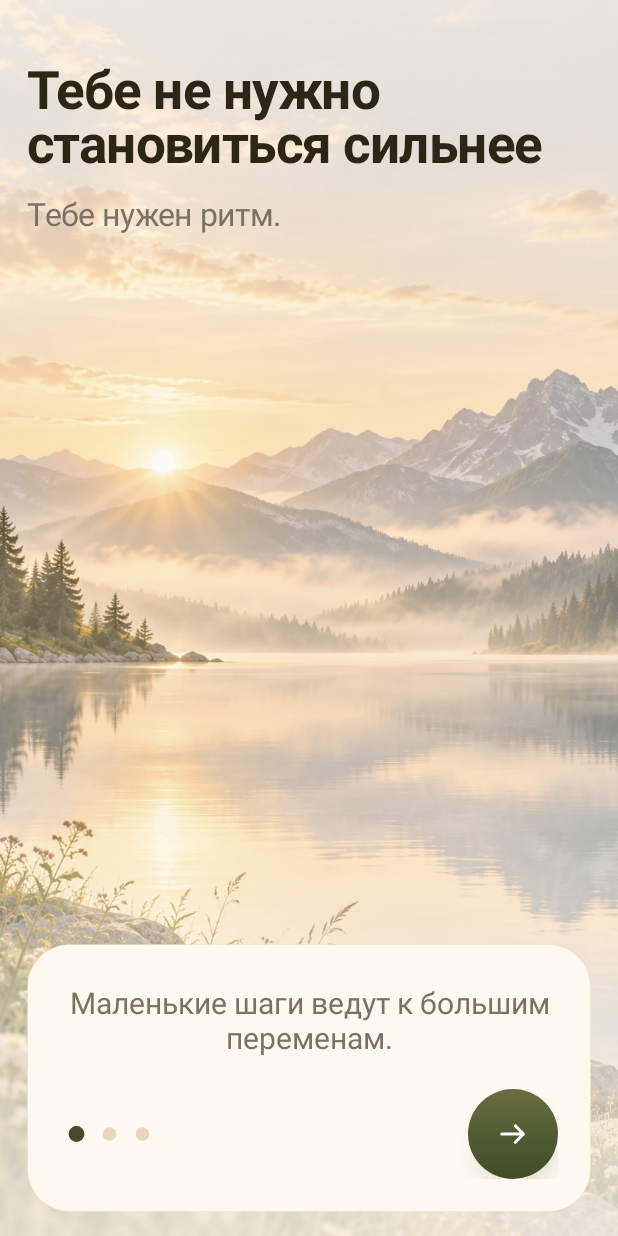
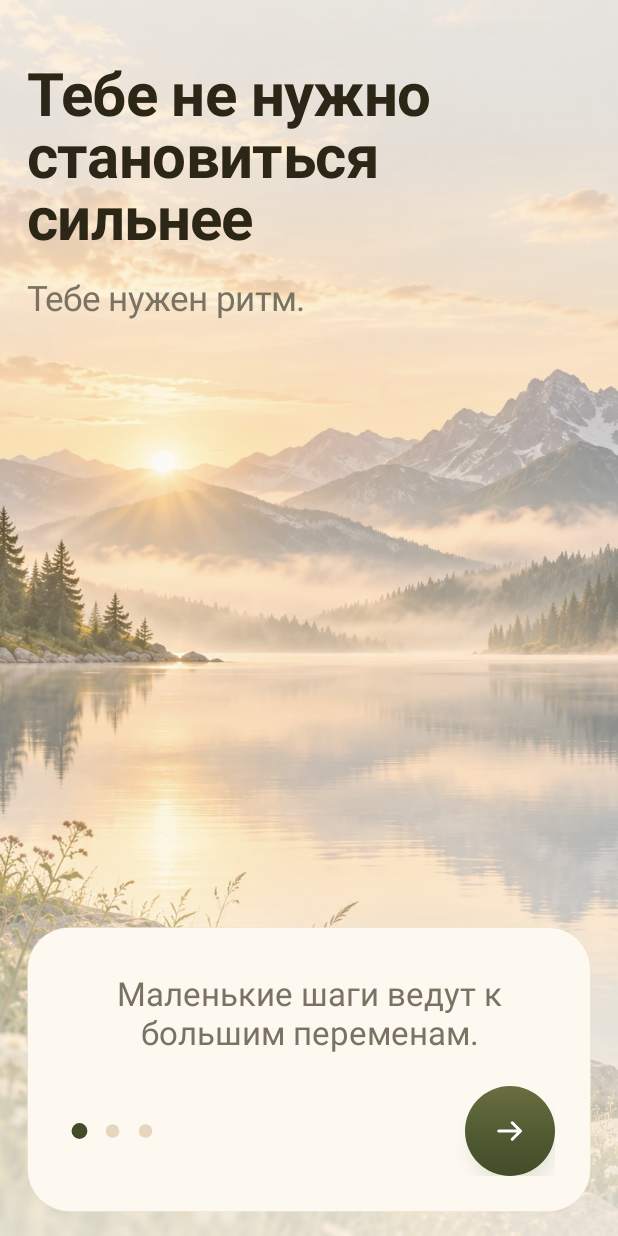
Before and after one commit to lezhik0036-sys/-, an Android app: the screen it shows after launch (MainActivity), after a tap on "Начать путь", on a phone screen of 412 x 824 dp. Run offline under Robolectric (Android 15) with nearby library versions, the phone set to English and light mode, and no system bars; Roboto replaces fonts that are not available here.

Commit message:
Nature v3: welcome icons, onboarding type, soft scroll edge
- Welcome: the icons keep their share of the circle at any scale, in
  moss; «Мой путь» stays on one line on a narrow phone.
- Onboarding: larger title, line and thought, closer to the references.
- Scrolling bodies fade out softly above the bottom action.

Co-Authored-By: Claude Opus 5.5 <noreply@anthropic.com>
Claude-Session: https://claude.ai/code/session_01T72ufKmLLCu9iTvJdNnnqH

```diff
--- a/app/src/main/kotlin/app/mama/ui/SetupScreens.kt
+++ b/app/src/main/kotlin/app/mama/ui/SetupScreens.kt
@@ -2,6 +2,7 @@ package app.mama.ui
 
 import android.graphics.Color
 import android.graphics.drawable.ColorDrawable
+import android.graphics.drawable.InsetDrawable
 import android.text.Editable
 import android.text.SpannableString
 import android.text.Spanned
@@ -216,9 +217,9 @@ internal fun MainActivity.welcomeScreen(): Pair<View, Boolean> {
         screen.place(FrameLayout(this).apply {
             background = d.oval(V2.SandLight)
             d.elevate(this, 1f)
-            val pad = d.dp(14)
-            setPadding(pad, pad, pad, pad)
-            addView(ImageView(this@welcomeScreen).apply { setImageDrawable(IconDrawable(icon, Color.rgb(0x62, 0x5E, 0x32), 1.5f)) }, FrameLayout.LayoutParams(FrameLayout.LayoutParams.MATCH_PARENT, FrameLayout.LayoutParams.MATCH_PARENT))
+            // The icon keeps its share of the circle at any scale, as drawn on the art.
+            val mark = InsetDrawable(IconDrawable(icon, V2.Moss, 1.8f), 0.24f)
+            addView(ImageView(this@welcomeScreen).apply { setImageDrawable(mark) }, FrameLayout.LayoutParams(FrameLayout.LayoutParams.MATCH_PARENT, FrameLayout.LayoutParams.MATCH_PARENT))
             importantForAccessibility = View.IMPORTANT_FOR_ACCESSIBILITY_NO
         }, x, WelcomeArt.ICON_TOP, x + WelcomeArt.ICON_SIZE, WelcomeArt.ICON_TOP + WelcomeArt.ICON_SIZE, exact = true)
         screen.place(screen.text(d.text(label, Typo.LABEL, Color.rgb(0x8A, 0x82, 0x70), center = true).apply {
@@ -233,9 +234,10 @@ internal fun MainActivity.welcomeScreen(): Pair<View, Boolean> {
         background = d.pressable(d.shape(Color.argb(0xD9, 0xFD, 0xF9, 0xF1), 22), 22)
         minHeight = 0
         minimumHeight = 0
-        setPadding(d.dp(14), 0, d.dp(14), 0)
+        maxLines = 1
+        setPadding(d.dp(10), 0, d.dp(10), 0)
     }
-    screen.place(screen.text(path, 30f), 726, 92, 900, 152, exact = true)
+    screen.place(screen.text(path, 30f), 696, 92, 900, 152, exact = true)
     return screen to true
 }
 
@@ -262,10 +264,10 @@ internal fun MainActivity.onboardingScreen(page: Int): Pair<View, Boolean> {
     val content = ONBOARDING[page - 1]
     val narrow = (resources.displayMetrics.widthPixels * 0.84f).toInt()
     val b = d.body(40)
-    b.addView(d.text(content.title, Typo.DISPLAY).apply { textSize = 35f; maxWidth = narrow }, d.wrap())
-    b.addView(d.text(content.line, Typo.SUBTITLE, V2.InkMuted).apply { textSize = 21f; maxWidth = narrow }, d.wrap().apply { topMargin = d.dp(14) })
-    val card = d.card(paddingDp = 22, radiusDp = V2.CARD_LARGE)
-    card.addView(d.text(content.note, Typo.QUOTE, V2.InkMuted, center = true).apply { textSize = 20f }, d.fill().apply { topMargin = d.dp(6) })
+    b.addView(d.text(content.title, Typo.DISPLAY).apply { textSize = 40f; maxWidth = narrow }, d.wrap())
+    b.addView(d.text(content.line, Typo.SUBTITLE, V2.InkMuted).apply { textSize = 23f; maxWidth = narrow }, d.wrap().apply { topMargin = d.dp(16) })
+    val card = d.card(paddingDp = 24, radiusDp = V2.CARD_LARGE)
+    card.addView(d.text(content.note, Typo.QUOTE, V2.InkMuted, center = true).apply { textSize = 22f }, d.fill().apply { topMargin = d.dp(8) })
     val row = d.row()
     row.addView(PageDots(this, ONBOARDING.size, page - 1), LinearLayout.LayoutParams(d.dp(66), d.dp(12)))
     row.addView(View(this), LinearLayout.LayoutParams(0, 0, 1f))
--- a/app/src/main/kotlin/app/mama/ui/design/DesignKit.kt
+++ b/app/src/main/kotlin/app/mama/ui/design/DesignKit.kt
@@ -945,6 +945,9 @@ class DesignKit(val context: Context) {
             isFillViewport = true
             isVerticalScrollBarEnabled = false
             clipToPadding = false
+            // Text that runs on under the bottom action fades out instead of being cut.
+            isVerticalFadingEdgeEnabled = true
+            setFadingEdgeLength(dp(28))
             addView(body)
         }, LinearLayout.LayoutParams(ViewGroup.LayoutParams.MATCH_PARENT, 0, 1f))
         cta?.let {
```
